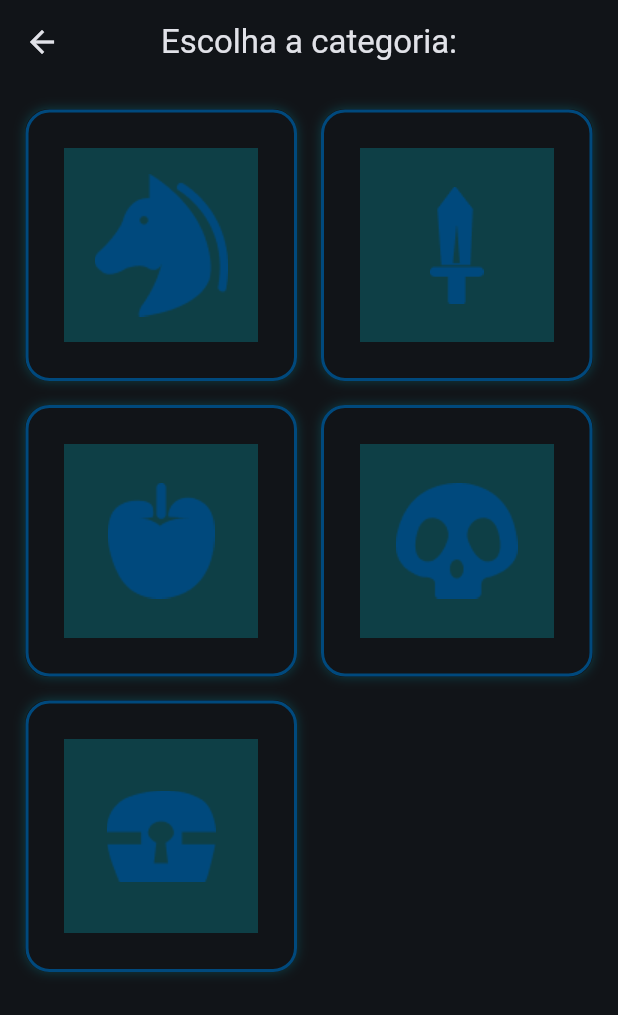
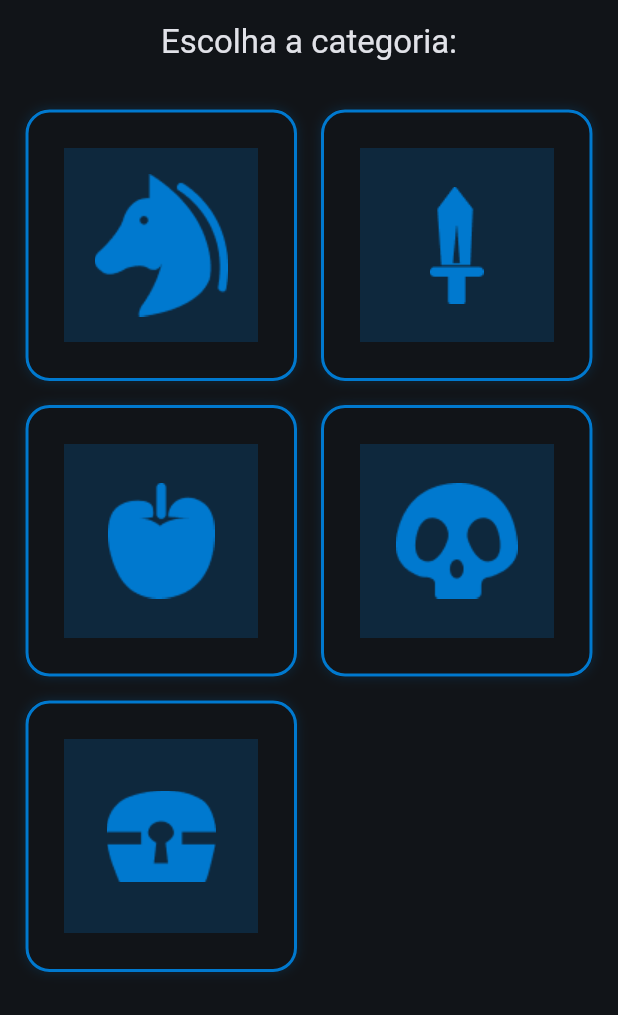
Before and after one commit to ikyrie/hyrule, a Flutter app: the Categories screen opened directly, on a phone screen of 412 x 824 dp. Shown: the top 1015 px of the screen. Run offline on Flutter 3.47's test engine with Material 2 defaults, Android fonts, the phone set to English and light mode, and no system bars; our stand-ins replace dio, floor, sqflite; accounts and stored records are empty; generated files the repository leaves out were written again.

Commit message:
Created category screen

```diff
--- a/lib/main.dart
+++ b/lib/main.dart
@@ -1,6 +1,5 @@
 import 'package:flutter/material.dart';
-import 'package:hyrule/presenter/screens/results.dart';
-
+import 'package:hyrule/presenter/screens/categories.dart';
 
 void main() {
   runApp(const Hyrule());
@@ -18,7 +17,7 @@ class Hyrule extends StatelessWidget {
         colorSchemeSeed: Colors.blue,
       ),
       title: "Hyrule",
-      home: const Results(),
+      home: const Categories(),
     );
   }
 }
--- a/lib/presenter/screens/categories.dart
+++ b/lib/presenter/screens/categories.dart
@@ -1,15 +1,10 @@
 import 'package:flutter/material.dart';
-import 'package:hyrule/utils/consts/categories_images.dart';
 
-class Categories extends StatefulWidget {
+import '../../utils/consts/categories_images.dart';
+import 'results.dart';
+
+class Categories extends StatelessWidget {
   const Categories({super.key});
-
-  @override
-  State<Categories> createState() => _CategoriesState();
-}
-
-class _CategoriesState extends State<Categories> {
-  final bool _isActive = false;
 
   @override
   Widget build(BuildContext context) {
@@ -21,23 +16,14 @@ class _CategoriesState extends State<Categories> {
         ),
         body: Padding(
           padding: const EdgeInsets.all(17.0),
-          child: CustomScrollView(
-            slivers: [
-              SliverGrid(
+          child: GridView(
             gridDelegate: const SliverGridDelegateWithFixedCrossAxisCount(
               crossAxisCount: 2,
               mainAxisSpacing: 16,
               crossAxisSpacing: 16,
-                  childAspectRatio: 1.0,
             ),
-                delegate: SliverChildBuilderDelegate(
-                  (context, index) {
-                    return Category(imageURL: categoriesImages[index], isActive: false,);
-                  },
-                  childCount: categoriesImages.length,
-                ),
-              )
-            ],
+            children:
+                categories.keys.map((e) => Category(category: e)).toList(),
           ),
         ),
       ),
@@ -46,29 +32,39 @@ class _CategoriesState extends State<Categories> {
 }
 
 class Category extends StatelessWidget {
-  const Category({
-    super.key, required this.imageURL, this.isActive = false,
-  });
-  final String imageURL;
-  final bool isActive;
+  const Category({super.key, required this.category});
+  final String category;
 
   @override
   Widget build(BuildContext context) {
-    return Container(
+    return InkWell(
+      onTap: () {
+        Navigator.push(
+          context,
+          MaterialPageRoute(
+            builder: (context) => Results(
+              category: category,
+            ),
+          ),
+        );
+      },
+      borderRadius: BorderRadius.circular(16.0),
+      child: Ink(
         decoration: BoxDecoration(
           borderRadius: BorderRadius.circular(16.0),
-        border: Border.all(width: 2.0, color: const Color(0xFF00497D)),
+          border: Border.all(width: 2.0, color: const Color(0xFF0079CF)),
           boxShadow: [
             BoxShadow(
                 blurRadius: 6.0,
-              color: const Color(0XFF00EBFF).withOpacity(0.2),
+                color: const Color(0XFF0079CF).withOpacity(0.2),
                 blurStyle: BlurStyle.outer)
           ],
         ),
-      margin: EdgeInsets.zero,
         child: Center(
           child: Image(
-          image: AssetImage(imageURL),
+            color: const Color(0xFF0079CF),
+            image: AssetImage('$path$category.png'),
+          ),
         ),
       ),
     );
--- a/lib/presenter/screens/results.dart
+++ b/lib/presenter/screens/results.dart
@@ -1,18 +1,20 @@
 import 'package:flutter/material.dart';
+import 'package:hyrule/utils/consts/categories_images.dart';
 
 import '../../utils/consts/examples.dart';
 import '../components/entry_card.dart';
 import 'favorites.dart';
 
 class Results extends StatelessWidget {
-  const Results({Key? key}) : super(key: key);
+  const Results({Key? key, required this.category}) : super(key: key);
+  final String category;
 
   @override
   Widget build(BuildContext context) {
     return SafeArea(
       child: Scaffold(
         appBar: AppBar(
-          title: const Text("Creatures"),
+          title: Text(categories[category]!),
           actions: [
             IconButton(
               onPressed: () {
--- a/lib/utils/consts/categories_images.dart
+++ b/lib/utils/consts/categories_images.dart
@@ -1,7 +1,9 @@
-List<String> categoriesImages = [
-  'assets/images/creature.png',
-  'assets/images/equipment.png',
-  'assets/images/material.png',
-  'assets/images/monsters.png',
-  'assets/images/treasure.png',
-];
+const String path = 'assets/images/';
+
+const Map<String, String> categories = {
+  'creature' : 'Creature',
+  'equipment' : 'Equipment',
+  'material' : 'Material',
+  'monsters' : 'Monsters',
+  'treasure' : 'Treasure',
+};
```
Lines whose indentation alone changed are shown as unchanged.
